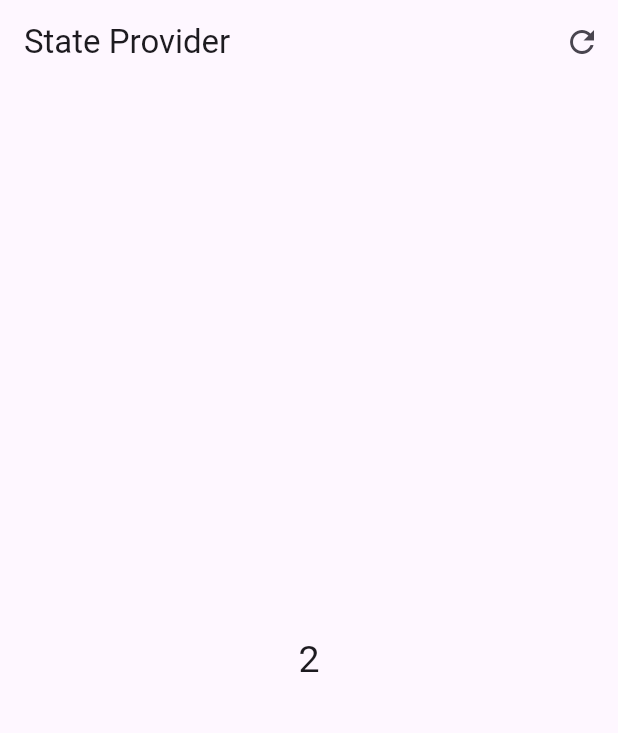
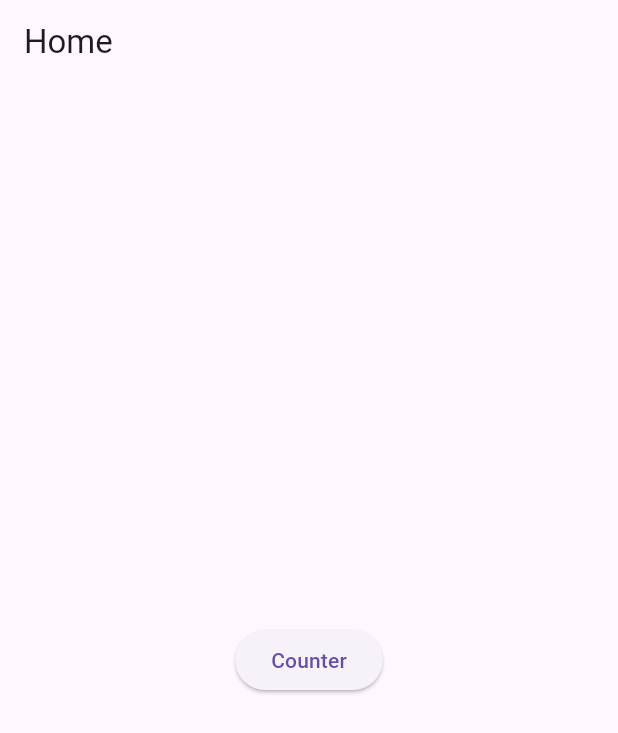
Before and after one commit to winifredubom/riverpod_tutorial, a Flutter app: the screen it shows after launch, on a phone screen of 412 x 824 dp. Shown: the top 733 px of the screen. Run offline on Flutter 3.47's test engine with Material 3 defaults, Android fonts, the phone set to English and light mode, and no system bars; our stand-ins replace flutter_riverpod, go_router.

Commit message:
video 11 commit

```diff
--- /dev/null
+++ b/lib/counter.dart
@@ -0,0 +1,43 @@
+import 'dart:async';
+
+import 'package:flutter/material.dart';
+import 'package:flutter_riverpod/flutter_riverpod.dart';
+import 'package:riverpod_practice/counter_demo.dart';
+
+
+final counterProvider = StateNotifierProvider.autoDispose<CounterDemo, int>(((ref){
+   //ref.keepAlive();
+   final  link = ref.keepAlive();
+   final timer = Timer(const Duration(seconds: 10), (){
+    link.close();
+   });
+
+   ref.onDispose((() => timer.cancel()));
+   return CounterDemo();
+}));
+
+class Counter extends ConsumerWidget {
+  const Counter({super.key});
+
+  @override
+  Widget build(BuildContext context, WidgetRef ref) {
+    final counter = ref.watch(counterProvider);
+
+    return  Scaffold(
+      appBar: AppBar(
+        title: const Text('Counter'),
+      ),
+      body:  Center(
+        child: Text('$counter',
+        style: const TextStyle(
+          fontSize: 25
+        ),),
+      ),
+      floatingActionButton: FloatingActionButton(
+        onPressed: (){
+          ref.read(counterProvider.notifier).increment();
+        },
+        child: const Icon(Icons.add),),
+    );
+  }
+}
--- /dev/null
+++ b/lib/home.dart
@@ -0,0 +1,19 @@
+import 'package:flutter/material.dart';
+import 'package:go_router/go_router.dart';
+
+class Home extends StatelessWidget {
+  const Home({super.key});
+
+  @override
+  Widget build(BuildContext context) {
+    return  Scaffold(
+      appBar: AppBar(
+        title: const  Text('Home') ,),
+        body: Center(
+          child:ElevatedButton
+          (onPressed: (){
+            context.push('/counter');
+          }, child: const Text('Counter')) ,),
+    );
+  }
+}
--- a/lib/main.dart
+++ b/lib/main.dart
@@ -1,22 +1,18 @@
-import 'dart:math';
 
 import 'package:flutter/material.dart';
 import 'package:flutter_riverpod/flutter_riverpod.dart';
+import 'package:go_router/go_router.dart';
+import 'package:riverpod_practice/counter.dart';
+import 'package:riverpod_practice/home.dart';
 
 
 //i learnt about:
-// The fourth type of provider which is StreamProvider
-// It is a provider that depends on Stream instead of Future like the futureProvider
-// It is used to get data from real-time database
-//
-
-
-//this would provide data after an interval of two seconds
-final streamProvider = StreamProvider<int>(((ref) {
-  return Stream.periodic(const Duration(seconds: 2),
-   ((computationCount) => computationCount));
-}));
-
+// AutoDispose Modifier in Riverpod
+// AutoDispose is used to destroy the state of a provider when it is no longer used.
+// it is also used to reset the state when a user leaves the screen and re-enters it
+// GoRouter dependency was used here, its a declarative routing package used for making navigations in flutter apps simpler
+// keepAlive Function is used to tell Riverpod that the state of the provider should be preserved even if no longer listened to
+// the Timer was made use of to dispose the providers state after a given duration
 
 
 void main() {
@@ -29,47 +25,19 @@ class MyApp extends StatelessWidget {
   // This widget is the root of your application.
   @override
   Widget build(BuildContext context) {
-    return MaterialApp(
+    return MaterialApp.router(
       title: 'Flutter Demo',
       debugShowCheckedModeBanner: false,
       theme: ThemeData(
         primarySwatch: Colors.blue,
       ),
-      home: const Main(),
+      routerConfig: _router
     );
   }
 }
 
 
-class Main extends ConsumerWidget {
-  const Main({super.key});
-
-  @override
-  Widget build(BuildContext context, WidgetRef ref) {
-    final streamData = ref.watch(streamProvider);
-
-    return Scaffold(
-      appBar: AppBar(
-        title: const Text('State Provider'),
-        actions: [
-          IconButton(
-            onPressed:(){ } ,
-            icon: const Icon(Icons.refresh))
-        ],
-      ),
-      body: streamData.when(
-        data: ((data) =>  Center(
-          child:  Text(
-            data.toString(),
-            style:const  TextStyle(
-              fontSize: 25,
-            ),
-          ),
-        )),
-         error: ((error, stackTrace) => Text(error.toString())),
-          loading: () =>const  Center(
-            child: CircularProgressIndicator(),
-          ))
-      );
-  }
-}
+final GoRouter _router  = GoRouter(routes:[
+  GoRoute(path: '/', builder: (context, state) => const Home()),
+  GoRoute(path: '/counter', builder: (context, state) => const Counter()),
+]);
--- a/pubspec.yaml
+++ b/pubspec.yaml
@@ -38,6 +38,7 @@ dependencies:
   flutter_riverpod: ^2.5.1
   riverpod_annotation: ^2.3.5
   http: ^1.2.2
+  go_router: ^14.2.1
 
 dev_dependencies:
   flutter_test:
```
Also changed, not shown: lib/counter_demo.dart (added, +9 -0 lines), pubspec.lock.
